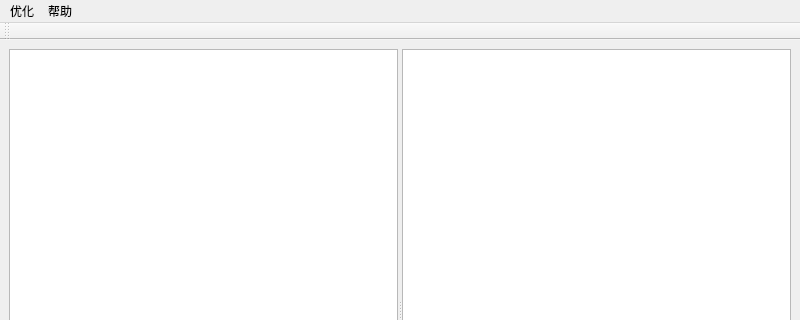
This is codesets/mainwindow.ui in weilaidb/codetools as Qt 5 draws it before an edit; both pictures show x 0 to 800 and y 0 to 320 of the 800 by 600 pixel window. The edited form follows.
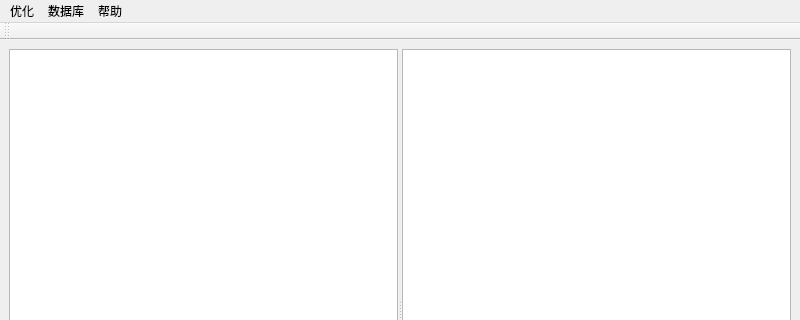
This is the edited form. Icons and pictures are not drawn.

```diff
--- a/codesets/mainwindow.ui
+++ b/codesets/mainwindow.ui
@@ -72,7 +72,14 @@
     </property>
     <addaction name="action_about"/>
    </widget>
+   <widget class="QMenu" name="menu_3">
+    <property name="title">
+     <string>数据库</string>
+    </property>
+    <addaction name="action_mysql_testdatabase"/>
+   </widget>
    <addaction name="menuAyStle"/>
+   <addaction name="menu_3"/>
    <addaction name="menu_2"/>
   </widget>
   <widget class="QStatusBar" name="statusbar"/>
```
Left out of the diff: 8 changed lines with no effect on the pictures.
